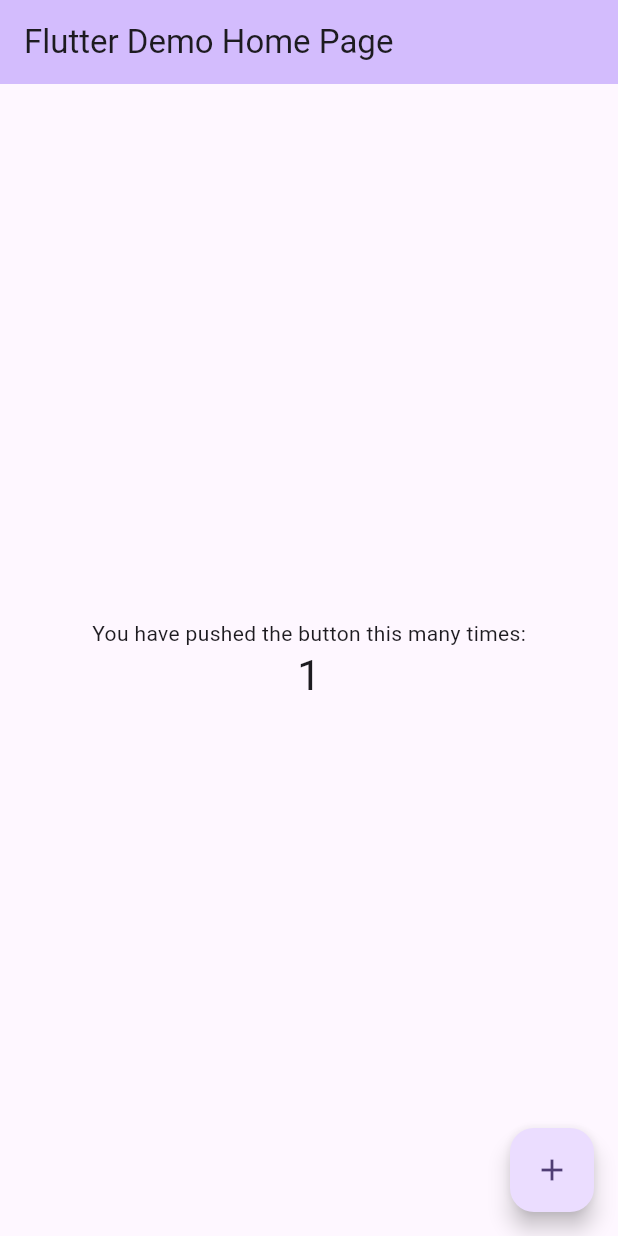
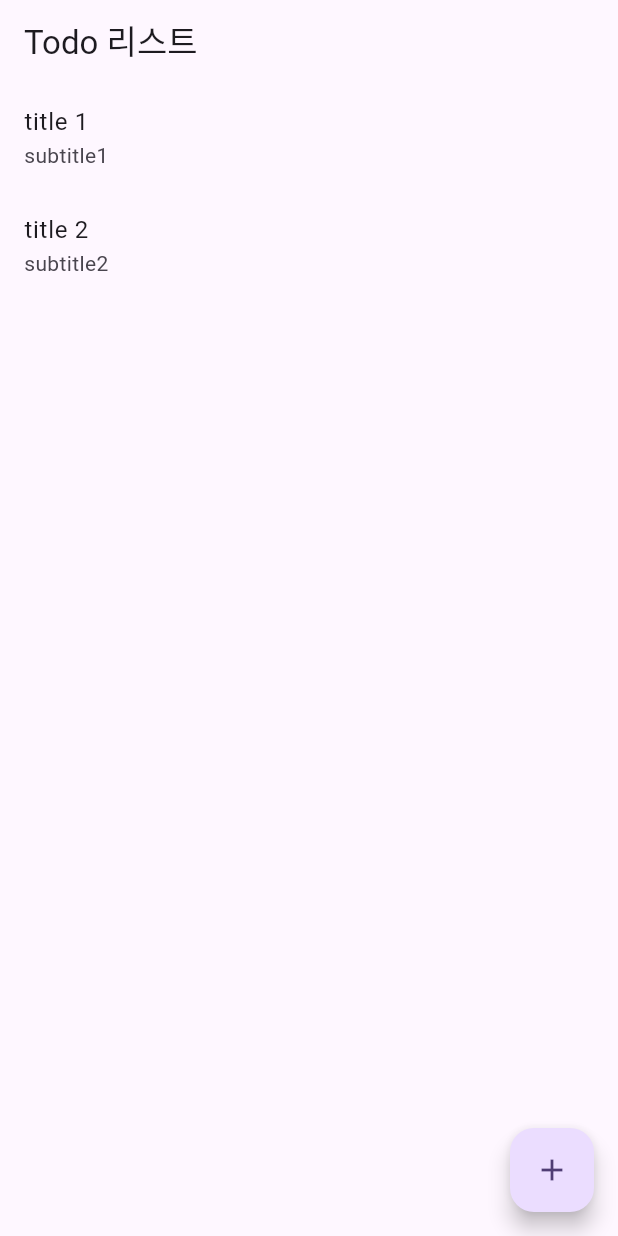
Before and after one commit to hwangtaewook/flutter_todolist, a Flutter app: the screen it shows after launch, after a tap on the "add" icon, on a phone screen of 412 x 824 dp. Run offline on Flutter 3.47's test engine with Material 3 defaults, Android fonts, the phone set to English and light mode, and no system bars.

Commit message:
Todo 목록 화면 작성

```diff
--- /dev/null
+++ b/lib/list_screen.dart
@@ -0,0 +1,30 @@
+import 'package:flutter/material.dart';
+
+class ListScreen extends StatelessWidget {
+  const ListScreen({super.key});
+
+  @override
+  Widget build(BuildContext context) {
+    return Scaffold(
+      appBar: AppBar(
+        title: const Text('Todo 리스트'),
+      ),
+      body: ListView(
+        children: [
+          const ListTile(
+            title: Text('title 1'),
+            subtitle: Text('subtitle1'),
+          ),
+          const ListTile(
+            title: Text('title 2'),
+            subtitle: Text('subtitle2'),
+          ),
+        ],
+      ),
+      floatingActionButton: FloatingActionButton(
+        onPressed: () {},
+        child: const Icon(Icons.add),
+      ),
+    );
+  }
+}
--- a/lib/main.dart
+++ b/lib/main.dart
@@ -1,4 +1,6 @@
 import 'package:flutter/material.dart';
+
+import 'list_screen.dart';
 
 void main() {
   runApp(const MyApp());
@@ -7,119 +9,15 @@ void main() {
 class MyApp extends StatelessWidget {
   const MyApp({super.key});
 
-  // This widget is the root of your application.
   @override
   Widget build(BuildContext context) {
     return MaterialApp(
       title: 'Flutter Demo',
       theme: ThemeData(
-        // This is the theme of your application.
-        //
-        // TRY THIS: Try running your application with "flutter run". You'll see
-        // the application has a purple toolbar. Then, without quitting the app,
-        // try changing the seedColor in the colorScheme below to Colors.green
-        // and then invoke "hot reload" (save your changes or press the "hot
-        // reload" button in a Flutter-supported IDE, or press "r" if you used
-        // the command line to start the app).
-        //
-        // Notice that the counter didn't reset back to zero; the application
-        // state is not lost during the reload. To reset the state, use hot
-        // restart instead.
-        //
-        // This works for code too, not just values: Most code changes can be
-        // tested with just a hot reload.
         colorScheme: ColorScheme.fromSeed(seedColor: Colors.deepPurple),
         useMaterial3: true,
       ),
-      home: const MyHomePage(title: 'Flutter Demo Home Page'),
+      home: const ListScreen(),
     );
   }
 }
-
-class MyHomePage extends StatefulWidget {
-  const MyHomePage({super.key, required this.title});
-
-  // This widget is the home page of your application. It is stateful, meaning
-  // that it has a State object (defined below) that contains fields that affect
-  // how it looks.
-
-  // This class is the configuration for the state. It holds the values (in this
-  // case the title) provided by the parent (in this case the App widget) and
-  // used by the build method of the State. Fields in a Widget subclass are
-  // always marked "final".
-
-  final String title;
-
-  @override
-  State<MyHomePage> createState() => _MyHomePageState();
-}
-
-class _MyHomePageState extends State<MyHomePage> {
-  int _counter = 0;
-
-  void _incrementCounter() {
-    setState(() {
-      // This call to setState tells the Flutter framework that something has
-      // changed in this State, which causes it to rerun the build method below
-      // so that the display can reflect the updated values. If we changed
-      // _counter without calling setState(), then the build method would not be
-      // called again, and so nothing would appear to happen.
-      _counter++;
-    });
-  }
-
-  @override
-  Widget build(BuildContext context) {
-    // This method is rerun every time setState is called, for instance as done
-    // by the _incrementCounter method above.
-    //
-    // The Flutter framework has been optimized to make rerunning build methods
-    // fast, so that you can just rebuild anything that needs updating rather
-    // than having to individually change instances of widgets.
-    return Scaffold(
-      appBar: AppBar(
-        // TRY THIS: Try changing the color here to a specific color (to
-        // Colors.amber, perhaps?) and trigger a hot reload to see the AppBar
-        // change color while the other colors stay the same.
-        backgroundColor: Theme.of(context).colorScheme.inversePrimary,
-        // Here we take the value from the MyHomePage object that was created by
-        // the App.build method, and use it to set our appbar title.
-        title: Text(widget.title),
-      ),
-      body: Center(
-        // Center is a layout widget. It takes a single child and positions it
-        // in the middle of the parent.
-        child: Column(
-          // Column is also a layout widget. It takes a list of children and
-          // arranges them vertically. By default, it sizes itself to fit its
-          // children horizontally, and tries to be as tall as its parent.
-          //
-          // Column has various properties to control how it sizes itself and
-          // how it positions its children. Here we use mainAxisAlignment to
-          // center the children vertically; the main axis here is the vertical
-          // axis because Columns are vertical (the cross axis would be
-          // horizontal).
-          //
-          // TRY THIS: Invoke "debug painting" (choose the "Toggle Debug Paint"
-          // action in the IDE, or press "p" in the console), to see the
-          // wireframe for each widget.
-          mainAxisAlignment: MainAxisAlignment.center,
-          children: <Widget>[
-            const Text(
-              'You have pushed the button this many times:',
-            ),
-            Text(
-              '$_counter',
-              style: Theme.of(context).textTheme.headlineMedium,
-            ),
-          ],
-        ),
-      ),
-      floatingActionButton: FloatingActionButton(
-        onPressed: _incrementCounter,
-        tooltip: 'Increment',
-        child: const Icon(Icons.add),
-      ), // This trailing comma makes auto-formatting nicer for build methods.
-    );
-  }
-}
```
